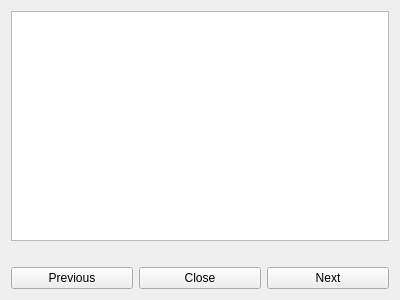
Above: dualPrint QT 1.0/help.ui from Cuperino/dualPrint before the change. Below: the same form after it.
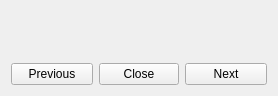
That is the form after the change. Icons and pictures are not drawn.

Commit message: Implemented help carrusel.

```diff
--- a/dualPrint QT 1.0/help.ui
+++ b/dualPrint QT 1.0/help.ui
@@ -9,8 +9,8 @@
    <rect>
     <x>0</x>
     <y>0</y>
-    <width>400</width>
-    <height>300</height>
+    <width>278</width>
+    <height>96</height>
    </rect>
   </property>
   <property name="windowTitle">
@@ -22,18 +22,18 @@
   </property>
   <layout class="QVBoxLayout" name="verticalLayout">
    <item>
-    <widget class="QGraphicsView" name="graphicsView">
-     <property name="verticalScrollBarPolicy">
-      <enum>Qt::ScrollBarAlwaysOff</enum>
+    <widget class="QLabel" name="picture">
+     <property name="sizePolicy">
+      <sizepolicy hsizetype="Minimum" vsizetype="Expanding">
+       <horstretch>0</horstretch>
+       <verstretch>0</verstretch>
+      </sizepolicy>
      </property>
-     <property name="horizontalScrollBarPolicy">
-      <enum>Qt::ScrollBarAlwaysOff</enum>
+     <property name="text">
+      <string notr="true"/>
      </property>
-     <property name="sizeAdjustPolicy">
-      <enum>QAbstractScrollArea::AdjustToContents</enum>
-     </property>
-     <property name="renderHints">
-      <set>QPainter::HighQualityAntialiasing</set>
+     <property name="scaledContents">
+      <bool>true</bool>
      </property>
     </widget>
    </item>
@@ -42,6 +42,9 @@
      <property name="text">
       <string/>
      </property>
+     <property name="textFormat">
+      <enum>Qt::PlainText</enum>
+     </property>
      <property name="wordWrap">
       <bool>true</bool>
      </property>
@@ -51,6 +54,12 @@
     <layout class="QHBoxLayout" name="horizontalLayout">
      <item>
       <widget class="QPushButton" name="previousButton">
+       <property name="sizePolicy">
+        <sizepolicy hsizetype="Minimum" vsizetype="Fixed">
+         <horstretch>2</horstretch>
+         <verstretch>0</verstretch>
+        </sizepolicy>
+       </property>
        <property name="text">
         <string>Previous</string>
        </property>
@@ -58,6 +67,12 @@
      </item>
      <item>
       <widget class="QPushButton" name="closeButton">
+       <property name="sizePolicy">
+        <sizepolicy hsizetype="Minimum" vsizetype="Fixed">
+         <horstretch>1</horstretch>
+         <verstretch>0</verstretch>
+        </sizepolicy>
+       </property>
        <property name="text">
         <string>Close</string>
        </property>
@@ -65,6 +80,12 @@
      </item>
      <item>
       <widget class="QPushButton" name="nextButton">
+       <property name="sizePolicy">
+        <sizepolicy hsizetype="Minimum" vsizetype="Fixed">
+         <horstretch>2</horstretch>
+         <verstretch>0</verstretch>
+        </sizepolicy>
+       </property>
        <property name="text">
         <string>Next</string>
        </property>
```
Left out of the diff: 10 changed lines with no effect on the pictures. The commit also changes 16 other files.
